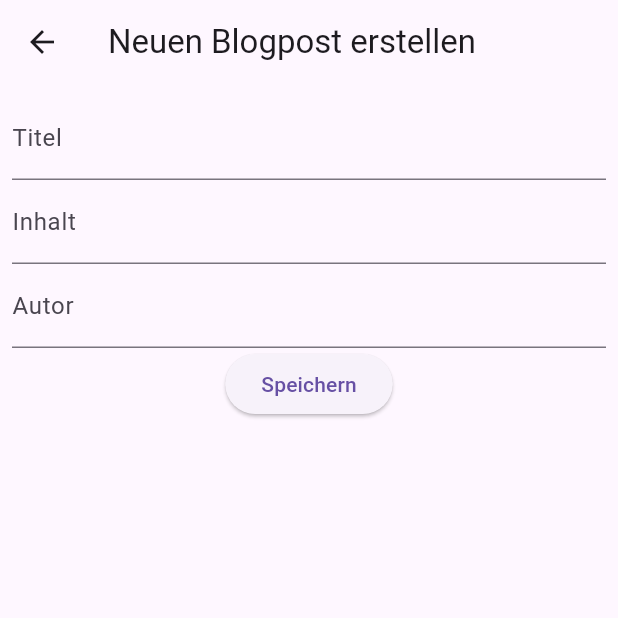
After one commit to azad-ahmed/myProjectFlutter, a Flutter app: the BlogEditPage screen opened directly, on a phone screen of 412 x 824 dp, the top half of it. The commit adds this screen. Run offline on Flutter 3.47's test engine with Material 3 defaults, Android fonts, the phone set to English and light mode, and no system bars.

Commit message:
feat: create Blog

```diff
--- /dev/null
+++ b/lib/services/local_storage_service.dart
@@ -0,0 +1,28 @@
+
+
+import '../models/blog_post.dart';
+
+class LocalStorageService {
+  static final LocalStorageService _instance = LocalStorageService._internal();
+  factory LocalStorageService() => _instance;
+  LocalStorageService._internal();
+
+  final List<BlogPost> _blogPosts = [];
+
+  List<BlogPost> get blogPosts => _blogPosts;
+
+  void addBlogPost(BlogPost blogPost) {
+    _blogPosts.add(blogPost);
+  }
+
+  void updateBlogPost(String id, BlogPost updatedBlogPost) {
+    final index = _blogPosts.indexWhere((post) => post.id == id);
+    if (index != -1) {
+      _blogPosts[index] = updatedBlogPost;
+    }
+  }
+
+  void deleteBlogPost(String id) {
+    _blogPosts.removeWhere((post) => post.id == id);
+  }
+}
--- /dev/null
+++ b/lib/views/blog_edit_page.dart
@@ -0,0 +1,89 @@
+import 'package:flutter/material.dart';
+
+import '../models/blog_post.dart';
+import '../services/local_storage_service.dart';
+
+class BlogEditPage extends StatefulWidget {
+  final BlogPost blogPost;
+
+  BlogEditPage({required this.blogPost});
+
+  @override
+  _BlogEditPageState createState() => _BlogEditPageState();
+}
+
+class _BlogEditPageState extends State<BlogEditPage> {
+  final _formKey = GlobalKey<FormState>();
+  late String _title;
+  late String _content;
+  late String _author;
+  @override
+  void initState() {
+    super.initState();
+    _title = widget.blogPost.title;
+    _content = widget.blogPost.content;
+    _author = widget.blogPost.author;
+  }
+
+  void _saveBlogPost() {
+    if (_formKey.currentState!.validate()) {
+      _formKey.currentState!.save();
+      final blogPost = BlogPost(
+        id: widget.blogPost.id.isEmpty ? DateTime.now().toString() : widget.blogPost.id,
+        title: _title,
+        content: _content,
+        author: _author,
+        createdAt: widget.blogPost.createdAt,
+      );
+
+      if (widget.blogPost.id.isEmpty) {
+        LocalStorageService().addBlogPost(blogPost);
+      } else {
+        LocalStorageService().updateBlogPost(blogPost.id, blogPost);
+      }
+
+      Navigator.of(context).pop();
+    }
+  }
+
+  @override
+  Widget build(BuildContext context) {
+    return Scaffold(
+      appBar: AppBar(
+        title: Text(widget.blogPost.id.isEmpty ? 'Neuen Blogpost erstellen' : 'Blogpost bearbeiten'),
+      ),
+      body: Padding(
+        padding: EdgeInsets.all(8.0),
+        child: Form(
+          key: _formKey,
+          child: Column(
+            children: <Widget>[
+              TextFormField(
+                initialValue: _title,
+                decoration: InputDecoration(labelText: 'Titel'),
+                onSaved: (value) => _title = value!,
+                validator: (value) => value!.isEmpty ? 'Bitte einen Titel eingeben' : null,
+              ),
+              TextFormField(
+                initialValue: _content,
+                decoration: InputDecoration(labelText: 'Inhalt'),
+                onSaved: (value) => _content = value!,
+                validator: (value) => value!.isEmpty ? 'Bitte Inhalt eingeben' : null,
+              ),
+              TextFormField(
+                initialValue: _author,
+                decoration: InputDecoration(labelText: 'Autor'),
+                onSaved: (value) => _author = value!,
+                validator: (value) => value!.isEmpty ? 'Bitte einen Autor eingeben' : null,
+              ),
+              ElevatedButton(
+                onPressed: _saveBlogPost,
+                child: Text('Speichern'),
+              ),
+            ],
+          ),
+        ),
+      ),
+    );
+  }
+}
--- /dev/null
+++ b/lib/views/blog_list_page.dart
@@ -0,0 +1,47 @@
+import 'package:flutter/material.dart';
+import '../models/blog_post.dart';
+import '../services/local_storage_service.dart';
+import 'blog_edit_page.dart';
+
+class BlogListPage extends StatefulWidget {
+  @override
+  _BlogListPageState createState() => _BlogListPageState();
+}
+
+class _BlogListPageState extends State<BlogListPage> {
+  final LocalStorageService _storageService = LocalStorageService();
+
+  @override
+  Widget build(BuildContext context) {
+    return Scaffold(
+      appBar: AppBar(
+        title: Text('Blog-Beiträge'),
+      ),
+      body: ListView.builder(
+        itemCount: _storageService.blogPosts.length,
+        itemBuilder: (context, index) {
+          final blogPost = _storageService.blogPosts[index];
+          return ListTile(
+            title: Text(blogPost.title),
+            subtitle: Text('Verfasst von ${blogPost.author}'),
+            onTap: () => Navigator.of(context).push(MaterialPageRoute(
+                builder: (context) => BlogEditPage(blogPost: blogPost))),
+          );
+        },
+      ),
+      floatingActionButton: FloatingActionButton(
+        onPressed: () async {
+          await Navigator.of(context).push(
+            MaterialPageRoute(builder: (context) => BlogEditPage(blogPost: BlogPost(id: '', title: '', content: '', author: '', createdAt: DateTime.now()))),
+          );
+          setState(() {
+            // Diese Zeile zwingt die BlogListPage, sich neu aufzubauen und die aktualisierte Liste der Blogposts zu laden.
+          });
+        },
+        child: Icon(Icons.add),
+        tooltip: 'Neuen Blog-Beitrag erstellen',
+      ),
+
+    );
+  }
+}
```
Also changed, not shown: lib/controllers/blog_controller.dart (deleted, +0 -38 lines), lib/main.dart (+2 -29 lines), lib/models/blog_post.dart (+8 -24 lines), lib/services/api_service.dart (deleted, +0 -63 lines), lib/views/blog_details.dart (deleted, +0 -62 lines), lib/views/blog_list.dart (deleted, +0 -37 lines), lib/views/create_blog.dart (deleted, +0 -74 lines), lib/views/delete_blog.dart (deleted, +0 -49 lines), lib/views/update_blog.dart (deleted, +0 -88 lines).
